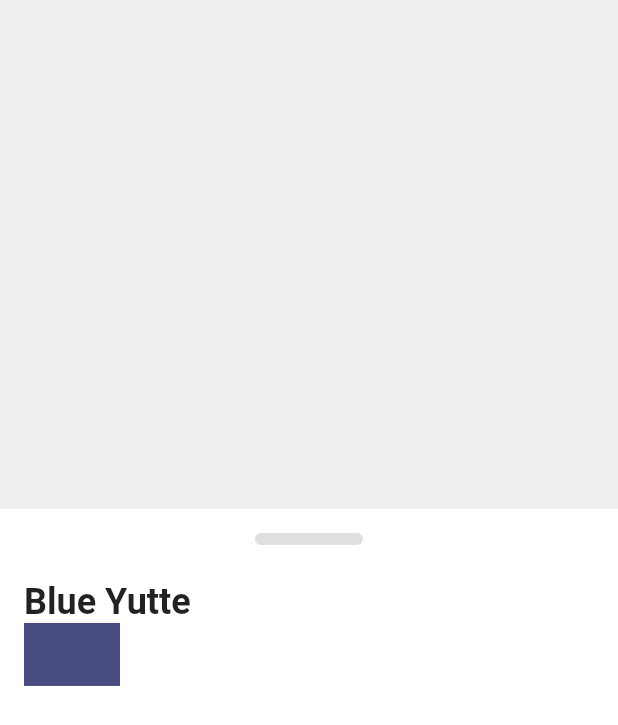
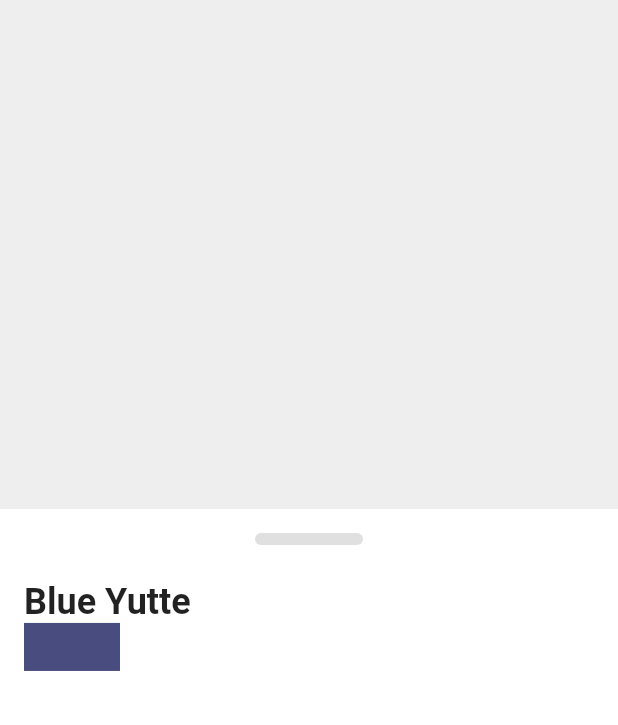
Before and after one commit to JAICHANGPARK/flutter_notebook_11th_story, a Flutter app: the FurnitureDetailPage screen opened directly, on a phone screen of 412 x 824 dp. Shown: the top 725 px of the screen. Run offline on Flutter 3.47's test engine with Material 2 defaults, Android fonts, the phone set to English and light mode, and no system bars; our stand-ins replace backdrop, badges, flutter_inner_drawer, flutter_slidable, flutter_swiper, google_fonts; network calls fail.

Commit message:
Update detail_page.dart

```diff
--- a/lib/ep735_furniture_app/ui/detail_page.dart
+++ b/lib/ep735_furniture_app/ui/detail_page.dart
@@ -48,12 +48,13 @@ class _FurnitureDetailPageState extends State<FurnitureDetailPage> {
                   Row(
                     children: [
                       Container(
-                        height: 42,
+                        height: 32,
                         width: 64,
                         decoration: BoxDecoration(
                           color: mainColor,
                         ),
-                      )
+                      ),
+
                     ],
                   )
                 ],
```
